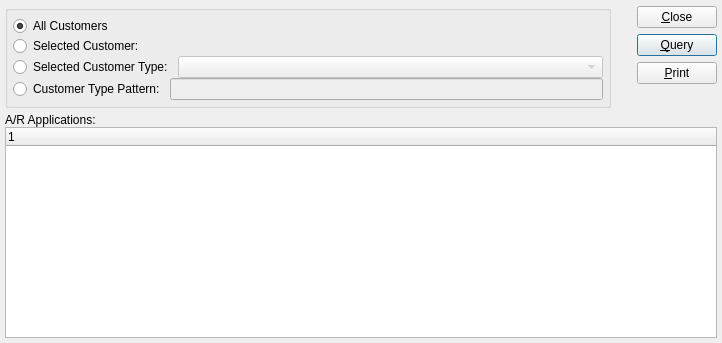
First picture: the form in xtuple/trunk/guiclient/dspCashReceipts.ui, repository WooodHead/xtuple, before the edit.
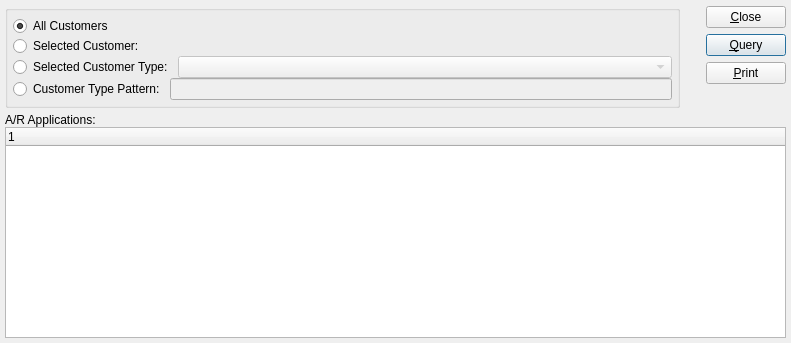
Second picture: the form after the edit. Custom widgets are drawn as their Qt base class.

```diff
--- a/xtuple/trunk/guiclient/dspCashReceipts.ui
+++ b/xtuple/trunk/guiclient/dspCashReceipts.ui
@@ -8,7 +8,7 @@
    <rect>
     <x>0</x>
     <y>0</y>
-    <width>722</width>
+    <width>791</width>
     <height>343</height>
    </rect>
   </property>
@@ -25,18 +25,13 @@
     </property>
     <item>
      <layout class="QHBoxLayout" >
-      <property name="margin" >
-       <number>0</number>
-      </property>
       <property name="spacing" >
        <number>5</number>
       </property>
       <item>
        <widget class="QGroupBox" name="_customerTypeGroup" >
         <property name="sizePolicy" >
-         <sizepolicy>
-          <hsizetype>5</hsizetype>
-          <vsizetype>0</vsizetype>
+         <sizepolicy vsizetype="Fixed" hsizetype="Preferred" >
           <horstretch>0</horstretch>
           <verstretch>0</verstretch>
          </sizepolicy>
@@ -63,9 +58,6 @@
          </item>
          <item>
           <layout class="QHBoxLayout" >
-           <property name="margin" >
-            <number>0</number>
-           </property>
            <property name="spacing" >
             <number>5</number>
            </property>
@@ -78,9 +70,6 @@
            </item>
            <item>
             <layout class="QHBoxLayout" >
-             <property name="margin" >
-              <number>0</number>
-             </property>
              <property name="spacing" >
               <number>0</number>
              </property>
@@ -113,9 +102,6 @@
          </item>
          <item>
           <layout class="QHBoxLayout" >
-           <property name="margin" >
-            <number>0</number>
-           </property>
            <property name="spacing" >
             <number>5</number>
            </property>
@@ -132,9 +118,7 @@
               <bool>false</bool>
              </property>
              <property name="sizePolicy" >
-              <sizepolicy>
-               <hsizetype>7</hsizetype>
-               <vsizetype>0</vsizetype>
+              <sizepolicy vsizetype="Fixed" hsizetype="Expanding" >
                <horstretch>0</horstretch>
                <verstretch>0</verstretch>
               </sizepolicy>
@@ -145,9 +129,6 @@
          </item>
          <item>
           <layout class="QHBoxLayout" >
-           <property name="margin" >
-            <number>0</number>
-           </property>
            <property name="spacing" >
             <number>5</number>
            </property>
@@ -172,17 +153,11 @@
       </item>
       <item>
        <layout class="QVBoxLayout" >
-        <property name="margin" >
-         <number>0</number>
-        </property>
         <property name="spacing" >
          <number>0</number>
         </property>
         <item>
          <layout class="QVBoxLayout" >
-          <property name="margin" >
-           <number>0</number>
-          </property>
           <property name="spacing" >
            <number>5</number>
           </property>
@@ -211,9 +186,6 @@
       </item>
       <item>
        <layout class="QVBoxLayout" >
-        <property name="margin" >
-         <number>0</number>
-        </property>
         <property name="spacing" >
          <number>5</number>
         </property>
@@ -275,17 +247,11 @@
     </item>
     <item>
      <layout class="QVBoxLayout" >
-      <property name="margin" >
-       <number>0</number>
-      </property>
       <property name="spacing" >
        <number>5</number>
       </property>
       <item>
        <layout class="QVBoxLayout" >
-        <property name="margin" >
-         <number>0</number>
-        </property>
         <property name="spacing" >
          <number>0</number>
         </property>
@@ -299,9 +265,7 @@
         <item>
          <widget class="XTreeWidget" name="_arapply" >
           <property name="sizePolicy" >
-           <sizepolicy>
-            <hsizetype>7</hsizetype>
-            <vsizetype>7</vsizetype>
+           <sizepolicy vsizetype="Expanding" hsizetype="Expanding" >
             <horstretch>0</horstretch>
             <verstretch>0</verstretch>
            </sizepolicy>
@@ -324,26 +288,15 @@
  <layoutdefault spacing="5" margin="5" />
  <pixmapfunction>qPixmapFromMimeSource</pixmapfunction>
  <customwidgets>
-  <customwidget>
-   <class>XTreeWidget</class>
-   <extends>QTreeWidget</extends>
-   <header>xtreewidget.h</header>
-   <container>0</container>
-   <pixmap></pixmap>
-  </customwidget>
-  <customwidget>
-   <class>XLineEdit</class>
-   <extends>QLineEdit</extends>
-   <header>xlineedit.h</header>
-   <container>0</container>
-   <pixmap></pixmap>
-  </customwidget>
   <customwidget>
    <class>CustInfo</class>
    <extends>QWidget</extends>
    <header>custcluster.h</header>
-   <container>0</container>
-   <pixmap></pixmap>
+  </customwidget>
+  <customwidget>
+   <class>DateCluster</class>
+   <extends>QWidget</extends>
+   <header>datecluster.h</header>
   </customwidget>
   <customwidget>
    <class>XComboBox</class>
@@ -353,11 +306,14 @@
    <pixmap></pixmap>
   </customwidget>
   <customwidget>
-   <class>DateCluster</class>
-   <extends>QWidget</extends>
-   <header>datecluster.h</header>
-   <container>0</container>
-   <pixmap></pixmap>
+   <class>XLineEdit</class>
+   <extends>QLineEdit</extends>
+   <header>xlineedit.h</header>
+  </customwidget>
+  <customwidget>
+   <class>XTreeWidget</class>
+   <extends>QTreeWidget</extends>
+   <header>xtreewidget.h</header>
   </customwidget>
  </customwidgets>
  <tabstops>
```
Left out of the diff: 36 changed lines with no effect on the pictures.
